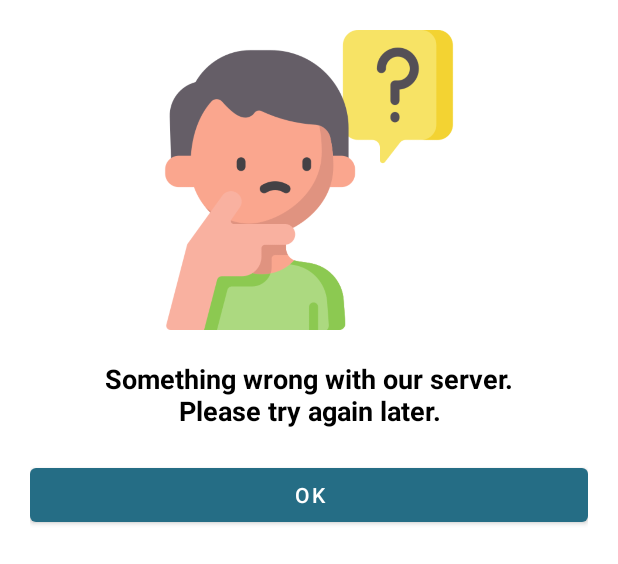
After one commit to gandarain/Story-App, an Android app: the layout error_layout.xml on its own in the app's theme, with its tools: preview values and no code run, on a phone screen of 412 x 824 dp. The commit adds this screen. Shown: the top 564 px of the screen. Run offline under Robolectric (Android 15) with nearby library versions, the phone set to English and light mode, and no system bars.

Commit message:
#### Create Error Alert Dialog

```diff
--- a/app/src/main/java/com/dicoding/storyapp/ui/login/LoginViewModel.kt
+++ b/app/src/main/java/com/dicoding/storyapp/ui/login/LoginViewModel.kt
@@ -26,10 +26,10 @@ class LoginViewModel: ViewModel() {
         val client = ApiConfig.getApiService().login(email, password)
         client.enqueue(object : Callback<LoginResponse> {
             override fun onResponse(call: Call<LoginResponse>, response: Response<LoginResponse>) {
-                _isLoading.value = false
                 if (response.body()?.error == false) {
+                    _loginResponse.value = response.body()
                     _isError.value = false
-                    _loginResponse.value = response.body()
+                    _isLoading.value = false
                 } else {
                     _isError.value = true
                     _isLoading.value = false
--- a/app/src/main/res/layout/activity_login.xml
+++ b/app/src/main/res/layout/activity_login.xml
@@ -8,13 +8,11 @@
 
     <include
         android:id="@+id/loginLayout"
-        layout="@layout/login_layout"
-        tools:visibility="gone"/>
+        layout="@layout/login_layout"/>
 
     <include
         android:id="@+id/loadingLayout"
         layout="@layout/loading_layout"
-        android:visibility="gone"
-        tools:visibility="visible"/>
+        android:visibility="gone"/>
 
 </androidx.constraintlayout.widget.ConstraintLayout>
--- /dev/null
+++ b/app/src/main/res/layout/error_layout.xml
@@ -0,0 +1,41 @@
+<?xml version="1.0" encoding="utf-8"?>
+<androidx.constraintlayout.widget.ConstraintLayout xmlns:android="http://schemas.android.com/apk/res/android"
+    xmlns:app="http://schemas.android.com/apk/res-auto"
+    android:layout_width="match_parent"
+    android:layout_height="wrap_content"
+    android:padding="20dp">
+
+    <ImageView
+        android:contentDescription="@string/image_error"
+        android:id="@+id/ivEmptyUser"
+        android:layout_width="200dp"
+        android:layout_height="200dp"
+        android:src="@drawable/error"
+        app:layout_constraintTop_toTopOf="parent"
+        app:layout_constraintStart_toStartOf="parent"
+        app:layout_constraintEnd_toEndOf="parent"/>
+
+    <TextView
+        android:id="@+id/tvError"
+        android:text="@string/error_message"
+        android:layout_width="match_parent"
+        android:layout_height="wrap_content"
+        android:layout_marginTop="20dp"
+        android:textSize="18sp"
+        android:textStyle="bold"
+        android:textColor="@color/black"
+        android:gravity="center_horizontal"
+        app:layout_constraintTop_toBottomOf="@+id/ivEmptyUser"
+        app:layout_constraintStart_toStartOf="parent"/>
+
+    <Button
+        android:id="@+id/dismissButton"
+        android:layout_width="match_parent"
+        android:layout_height="wrap_content"
+        android:layout_marginTop="20dp"
+        app:layout_constraintStart_toStartOf="parent"
+        app:layout_constraintTop_toBottomOf="@+id/tvError"
+        android:text="@string/ok"
+        android:textAllCaps="true"/>
+
+</androidx.constraintlayout.widget.ConstraintLayout>
--- a/app/src/main/res/values/strings.xml
+++ b/app/src/main/res/values/strings.xml
@@ -15,4 +15,7 @@
     <string name="title_home">Home</string>
     <string name="title_dashboard">Dashboard</string>
     <string name="title_notifications">Notifications</string>
+    <string name="error_message">Something wrong with our server.\nPlease try again later.</string>
+    <string name="image_error">image_error</string>
+    <string name="ok">Ok</string>
 </resources>
```
Also changed, not shown: app/src/main/java/com/dicoding/storyapp/custom_view/CustomDialog.kt (added, +23 -0 lines), app/src/main/java/com/dicoding/storyapp/ui/login/LoginActivity.kt (+11 -0 lines), app/src/main/res/drawable/error.png (added), 1 other file.
